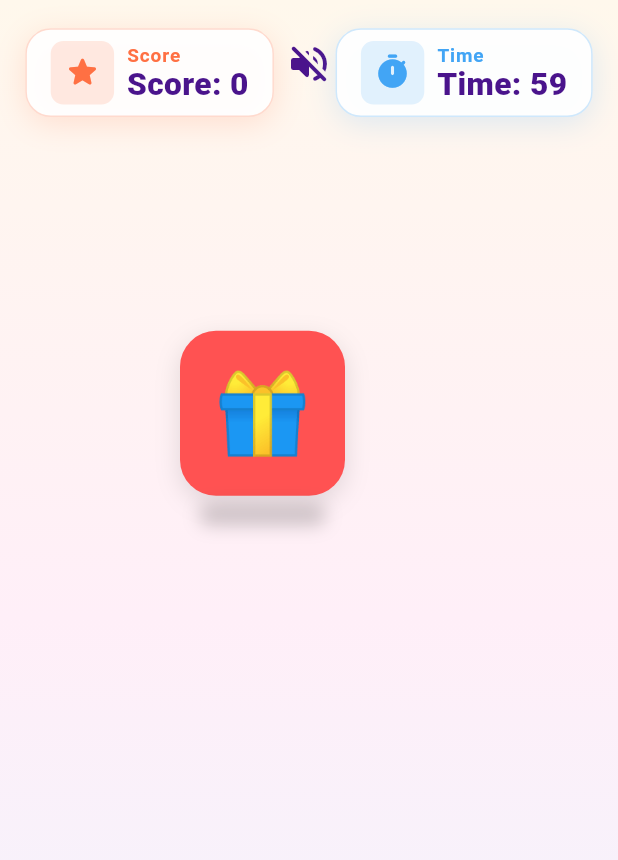
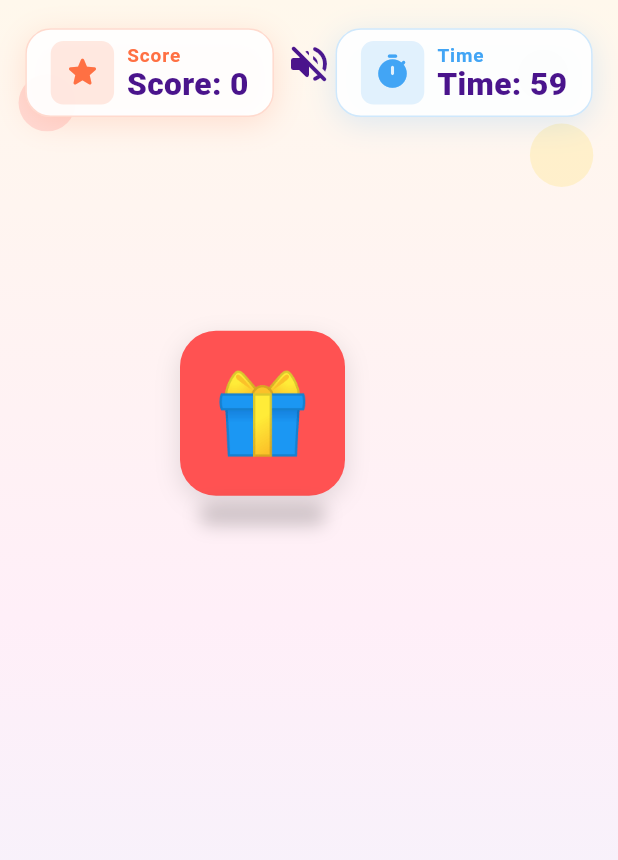
Before and after one commit to muhammedsoylar/TinyPopGame, a Flutter app: the screen it shows after launch, after a tap on the "volume up" icon, after a tap on "Play", on a phone screen of 412 x 824 dp. Shown: the top 860 px of the screen. Run offline on Flutter 3.47's test engine with Material 3 defaults, Android fonts, the light colour scheme and no system bars; our stand-ins replace audioplayers, shared_preferences.

Commit message:
Sprint 7: Polish pastel background

```diff
--- a/lib/core/app_colors.dart
+++ b/lib/core/app_colors.dart
@@ -1,12 +1,13 @@
 import 'package:flutter/material.dart';
 
 abstract final class AppColors {
-  static const gameBackground = Color(0xFFFFF3D6);
+  static const gameBackground = Color(0xFFFFF8EC);
 
+  /// Option A — minimal pastel gradients (slightly softened for gift/confetti contrast).
   static const menuGradient = [
-    Color(0xFFFFF3D6),
-    Color(0xFFFFE8F5),
-    Color(0xFFE8F4FF),
+    Color(0xFFFFF6E8),
+    Color(0xFFFFECF4),
+    Color(0xFFEAF3FF),
   ];
 
   static const gameGradient = [
@@ -15,6 +16,7 @@ abstract final class AppColors {
     Color(0xFFEDF5FF),
   ];
 
+  /// Bokeh decor palette at 15–25% opacity in [BackgroundLayer].
   static const menuBubble = [
     Color(0xFFFF6B6B),
     Color(0xFFFFD93D),
@@ -36,4 +38,8 @@ abstract final class AppColors {
   static const starEmpty = Color(0xFFE0E0E0);
 
   static const overlayScrim = Color(0x61000000);
+
+  static const backgroundCloud = Color(0xFFFFFFFF);
+  static const backgroundBokehOpacity = 0.2;
+  static const backgroundCloudOpacity = 0.05;
 }
--- a/lib/core/game_constants.dart
+++ b/lib/core/game_constants.dart
@@ -35,6 +35,8 @@ abstract final class GameConstants {
   static const minBoxY = 150.0;
   static const boxYRange = 400.0;
 
+  /// See [BackgroundLayer] playfield bounds for background decor margins.
+
   static const initialBoxColor = Colors.redAccent;
 
   static const boxColors = [
--- a/lib/ui/game_screen.dart
+++ b/lib/ui/game_screen.dart
@@ -8,6 +8,7 @@ import 'package:tiny_pop/core/app_layout.dart';
 import 'package:tiny_pop/core/app_spacing.dart';
 import 'package:tiny_pop/core/game_constants.dart';
 import 'package:tiny_pop/game/game_controller.dart';
+import 'package:tiny_pop/widgets/background_layer.dart';
 import 'package:tiny_pop/widgets/game_hud.dart';
 import 'package:tiny_pop/widgets/game_over_panel.dart';
 import 'package:tiny_pop/widgets/gift_box.dart';
@@ -140,16 +141,8 @@ class _GameScreenState extends State<GameScreen> with TickerProviderStateMixin {
 
         return Scaffold(
           backgroundColor: Colors.transparent,
-          body: Container(
-            width: double.infinity,
-            height: double.infinity,
-            decoration: const BoxDecoration(
-              gradient: LinearGradient(
-                begin: Alignment.topCenter,
-                end: Alignment.bottomCenter,
-                colors: AppColors.gameGradient,
-              ),
-            ),
+          body: BackgroundLayer(
+            variant: BackgroundVariant.game,
             child: SafeArea(
               child: AnimatedBuilder(
                 animation: Listenable.merge([_shakeController, _moveTiltController]),
--- a/lib/ui/main_menu_screen.dart
+++ b/lib/ui/main_menu_screen.dart
@@ -1,11 +1,11 @@
 import 'package:flutter/material.dart';
-import 'package:tiny_pop/core/app_colors.dart';
 import 'package:tiny_pop/core/app_layout.dart';
 import 'package:tiny_pop/core/app_spacing.dart';
 import 'package:tiny_pop/core/app_typography.dart';
+import 'package:tiny_pop/core/app_colors.dart';
 import 'package:tiny_pop/services/high_score_service.dart';
 import 'package:tiny_pop/ui/game_screen.dart';
-import 'package:tiny_pop/widgets/menu_bubble.dart';
+import 'package:tiny_pop/widgets/background_layer.dart';
 import 'package:tiny_pop/widgets/sound_toggle_button.dart';
 
 class MainMenuScreen extends StatelessWidget {
@@ -25,29 +25,11 @@ class MainMenuScreen extends StatelessWidget {
     final contentWidth = AppLayout.contentWidth(context);
 
     return Scaffold(
-      body: Container(
-        width: double.infinity,
-        height: double.infinity,
-        decoration: const BoxDecoration(
-          gradient: LinearGradient(
-            begin: Alignment.topLeft,
-            end: Alignment.bottomRight,
-            colors: AppColors.menuGradient,
-          ),
-        ),
+      body: BackgroundLayer(
+        variant: BackgroundVariant.menu,
         child: SafeArea(
           child: Stack(
             children: [
-              for (var i = 0; i < AppColors.menuBubble.length; i++)
-                Positioned(
-                  top: AppLayout.spacing(context, AppSpacing.xl + (i * AppSpacing.xs)),
-                  left: i.isEven ? AppLayout.spacing(context, AppSpacing.sm) : null,
-                  right: i.isOdd ? AppLayout.spacing(context, AppSpacing.sm) : null,
-                  child: MenuBubble(
-                    color: AppColors.menuBubble[i],
-                    size: AppLayout.spacing(context, AppSpacing.xl + (i * AppSpacing.xs / 2)),
-                  ),
-                ),
               Positioned(
                 top: AppLayout.spacing(context, AppSpacing.xs),
                 right: AppLayout.spacing(context, AppSpacing.xs),
--- /dev/null
+++ b/lib/widgets/background_layer.dart
@@ -0,0 +1,263 @@
+import 'package:flutter/material.dart';
+import 'package:tiny_pop/core/app_colors.dart';
+import 'package:tiny_pop/core/app_layout.dart';
+
+/// Which screen layout the shared pastel background should use.
+enum BackgroundVariant {
+  menu,
+  game,
+}
+
+/// Shared Option A (Minimal Pastel) background for menu and game screens.
+///
+/// Owns the gradient wash, bokeh circles, optional cloud blob, and slow
+/// decorative drift. Gameplay content is passed as [child] on top.
+class BackgroundLayer extends StatefulWidget {
+  const BackgroundLayer({
+    required this.variant,
+    required this.child,
+    super.key,
+  });
+
+  final BackgroundVariant variant;
+  final Widget child;
+
+  @override
+  State<BackgroundLayer> createState() => _BackgroundLayerState();
+}
+
+class _BackgroundLayerState extends State<BackgroundLayer>
+    with SingleTickerProviderStateMixin {
+  static const _driftDuration = Duration(seconds: 14);
+
+  late final AnimationController _driftController;
+
+  @override
+  void initState() {
+    super.initState();
+    _driftController = AnimationController(
+      vsync: this,
+      duration: _driftDuration,
+    )..repeat(reverse: true);
+  }
+
+  @override
+  void dispose() {
+    _driftController.dispose();
+    super.dispose();
+  }
+
+  @override
+  Widget build(BuildContext context) {
+    final size = MediaQuery.sizeOf(context);
+    final playfield = _PlayfieldBounds.spawnRect(
+      margin: AppLayout.spacing(context, _PlayfieldBounds.decorMargin),
+    );
+
+    return AnimatedBuilder(
+      animation: _driftController,
+      builder: (context, child) {
+        final drift = Curves.easeInOut.transform(_driftController.value);
+
+        return Stack(
+          fit: StackFit.expand,
+          children: [
+            _PastelGradient(variant: widget.variant),
+            if (widget.variant == BackgroundVariant.menu)
+              _CloudBlob(
+                top: size.height * 0.12 + drift * 6,
+                left: size.width * 0.08,
+                width: size.width * 0.55,
+                height: size.height * 0.18,
+              ),
+            ..._BokehDecor.build(
+              context: context,
+              variant: widget.variant,
+              size: size,
+              playfield: playfield,
+              drift: drift,
+            ),
+            if (child != null) child,
+          ],
+        );
+      },
+      child: widget.child,
+    );
+  }
+}
+
+/// Gift spawn bounds plus decor margin — keeps bokeh out of the playfield.
+abstract final class _PlayfieldBounds {
+  static const decorMargin = 24.0;
+
+  static const minX = 0.0;
+  static const maxX = 250.0;
+  static const minY = 150.0;
+  static const maxY = 550.0;
+  static const maxBoxExtent = 150.0;
+
+  static Rect spawnRect({required double margin}) {
+    return Rect.fromLTRB(
+      minX - margin,
+      minY - margin,
+      maxX + maxBoxExtent + margin,
+      maxY + maxBoxExtent + margin,
+    );
+  }
+}
+
+class _PastelGradient extends StatelessWidget {
+  const _PastelGradient({required this.variant});
+
+  final BackgroundVariant variant;
+
+  @override
+  Widget build(BuildContext context) {
+    final isMenu = variant == BackgroundVariant.menu;
+    final colors = isMenu ? AppColors.menuGradient : AppColors.gameGradient;
+
+    return DecoratedBox(
+      decoration: BoxDecoration(
+        gradient: LinearGradient(
+          begin: isMenu ? Alignment.topLeft : Alignment.topCenter,
+          end: isMenu ? Alignment.bottomRight : Alignment.bottomCenter,
+          colors: colors,
+        ),
+      ),
+    );
+  }
+}
+
+abstract final class _BokehDecor {
+  static List<Widget> build({
+    required BuildContext context,
+    required BackgroundVariant variant,
+    required Size size,
+    required Rect playfield,
+    required double drift,
+  }) {
+    final specs = variant == BackgroundVariant.menu
+        ? _menuSpecs(size)
+        : _gameSpecs(size, playfield);
+
+    return [
+      for (var i = 0; i < specs.length; i++)
+        Positioned(
+          top: specs[i].top + (i.isEven ? drift * 8 : -drift * 6),
+          left: specs[i].left,
+          right: specs[i].right,
+          child: _BackgroundBokeh(
+            color: AppColors.menuBubble[i % AppColors.menuBubble.length],
+            size: AppLayout.spacing(context, specs[i].size),
+          ),
+        ),
+    ];
+  }
+
+  static List<_BokehSpec> _menuSpecs(Size size) {
+    return [
+      _BokehSpec(top: size.height * 0.08, left: size.width * 0.04, size: 44),
+      _BokehSpec(top: size.height * 0.16, right: size.width * 0.05, size: 52),
+      _BokehSpec(top: size.height * 0.28, left: size.width * 0.08, size: 38),
+      _BokehSpec(top: size.height * 0.42, right: size.width * 0.07, size: 46),
+      _BokehSpec(top: size.height * 0.62, left: size.width * 0.03, size: 40),
+    ];
+  }
+
+  static List<_BokehSpec> _gameSpecs(Size size, Rect playfield) {
+    final specs = <_BokehSpec>[];
+    final candidates = [
+      _BokehSpec(top: size.height * 0.06, left: size.width * 0.03, size: 36),
+      _BokehSpec(top: size.height * 0.1, right: size.width * 0.04, size: 40),
+      _BokehSpec(top: size.height * 0.78, left: size.width * 0.05, size: 34),
+      _BokehSpec(top: size.height * 0.82, right: size.width * 0.06, size: 38),
+    ];
+
+    for (final candidate in candidates) {
+      final center = Offset(
+        candidate.left ?? (size.width - (candidate.right ?? 0) - candidate.size),
+        candidate.top + candidate.size / 2,
+      );
+      if (!playfield.contains(center)) {
+        specs.add(candidate);
+      }
+    }
+
+    if (specs.length < 3) {
+      specs.add(
+        _BokehSpec(top: size.height * 0.04, right: size.width * 0.08, size: 32),
+      );
+    }
+
+    return specs.take(4).toList();
+  }
+}
+
+class _BokehSpec {
+  const _BokehSpec({
+    required this.top,
+    required this.size,
+    this.left,
+    this.right,
+  });
+
+  final double top;
+  final double? left;
+  final double? right;
+  final double size;
+}
+
+class _BackgroundBokeh extends StatelessWidget {
+  const _BackgroundBokeh({
+    required this.color,
+    required this.size,
+  });
+
+  final Color color;
+  final double size;
+
+  @override
+  Widget build(BuildContext context) {
+    return Container(
+      width: size,
+      height: size,
+      decoration: BoxDecoration(
+        color: color.withOpacity(AppColors.backgroundBokehOpacity),
+        shape: BoxShape.circle,
+      ),
+    );
+  }
+}
+
+class _CloudBlob extends StatelessWidget {
+  const _CloudBlob({
+    required this.top,
+    required this.left,
+    required this.width,
+    required this.height,
+  });
+
+  final double top;
+  final double left;
+  final double width;
+  final double height;
+
+  @override
+  Widget build(BuildContext context) {
+    return Positioned(
+      top: top,
+      left: left,
+      child: Transform.rotate(
+        angle: -0.08,
+        child: Container(
+          width: width,
+          height: height,
+          decoration: BoxDecoration(
+            color: AppColors.backgroundCloud.withOpacity(AppColors.backgroundCloudOpacity),
+            borderRadius: BorderRadius.circular(height),
+          ),
+        ),
+      ),
+    );
+  }
+}
--- a/lib/widgets/menu_bubble.dart
+++ /dev/null
@@ -1,24 +0,0 @@
-import 'package:flutter/material.dart';
-
-class MenuBubble extends StatelessWidget {
-  const MenuBubble({
-    required this.color,
-    required this.size,
-    super.key,
-  });
-
-  final Color color;
-  final double size;
-
-  @override
-  Widget build(BuildContext context) {
-    return Container(
-      width: size,
-      height: size,
-      decoration: BoxDecoration(
-        color: color.withOpacity(0.35),
-        shape: BoxShape.circle,
-      ),
-    );
-  }
-}
```
